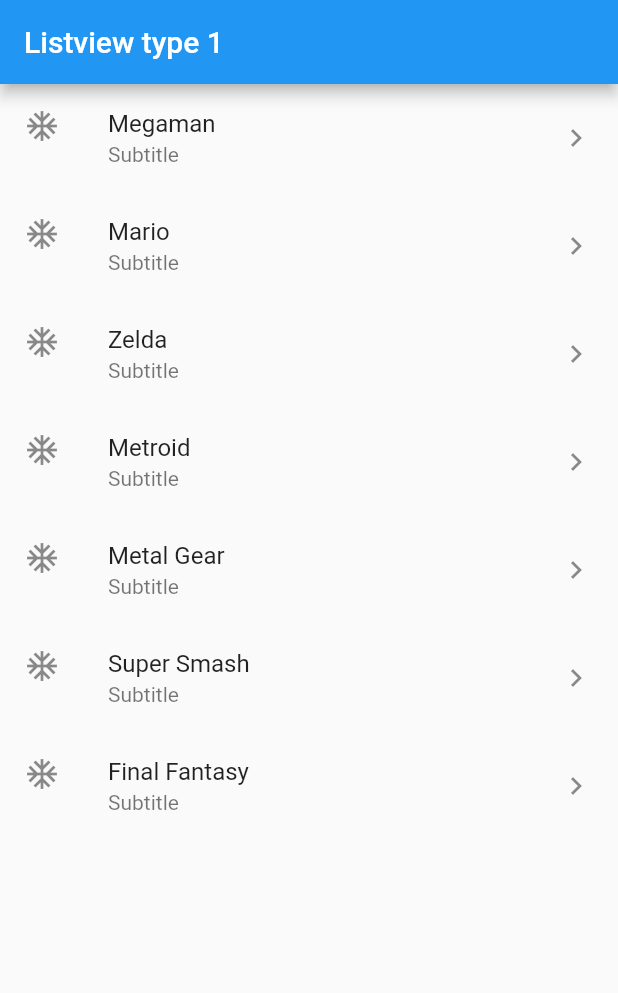
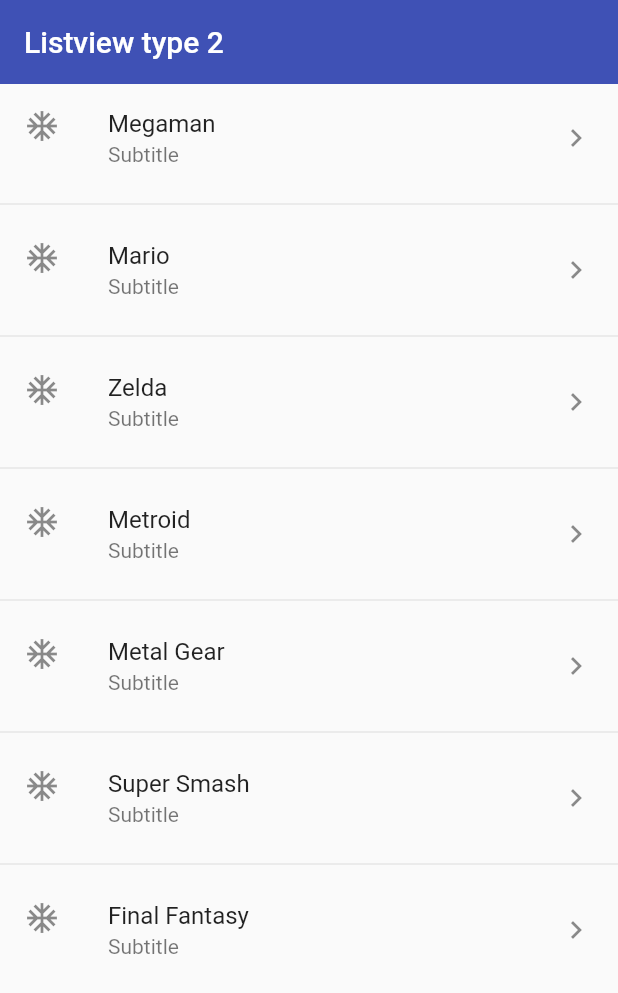
Before and after one commit to alfcastillo90/fluuter_components, a Flutter app: the screen it shows after launch, on a phone screen of 412 x 824 dp. Shown: the top 993 px of the screen. Run offline on Flutter 3.47's test engine with Material 2 defaults, Android fonts, the phone set to English and light mode, and no system bars.

Commit message:
ADD: listview 2

```diff
--- a/lib/main.dart
+++ b/lib/main.dart
@@ -1,5 +1,6 @@
 import 'package:flutter/material.dart';
-import 'package:fluuter_components/screens/listview1_screen.dart';
+
+import 'package:fluuter_components/screens/listview2_screen.dart';
 
 void main() => runApp(const MyApp());
 
@@ -11,7 +12,7 @@ class MyApp extends StatelessWidget {
     return const MaterialApp(
       debugShowCheckedModeBanner: false,
       title: 'Material App',
-      home: ListView1Screen(),
+      home: ListView2Screen(),
     );
   }
 }
--- /dev/null
+++ b/lib/screens/listview2_screen.dart
@@ -0,0 +1,38 @@
+import 'package:flutter/material.dart';
+
+class ListView2Screen extends StatelessWidget {
+  final options = const [
+    'Megaman',
+    'Mario',
+    'Zelda',
+    'Metroid',
+    'Metal Gear',
+    'Super Smash',
+    'Final Fantasy'
+  ];
+
+  const ListView2Screen({Key? key}) : super(key: key);
+
+  @override
+  Widget build(BuildContext context) {
+    return Scaffold(
+        appBar: AppBar(
+          title: const Text('Listview type 2'),
+          elevation: 0,
+          backgroundColor: Colors.indigo,
+        ),
+        body: ListView.separated(
+            itemBuilder: (BuildContext context, int index) {
+              final game = options[index];
+              return ListTile(
+                title: Text(game),
+                subtitle: const Text('Subtitle'),
+                leading: const Icon(Icons.ac_unit),
+                trailing: const Icon(Icons.keyboard_arrow_right),
+                onTap: () => print('Tapped $game'),
+              );
+            },
+            separatorBuilder: (_, __) => const Divider(),
+            itemCount: options.length));
+  }
+}
```
